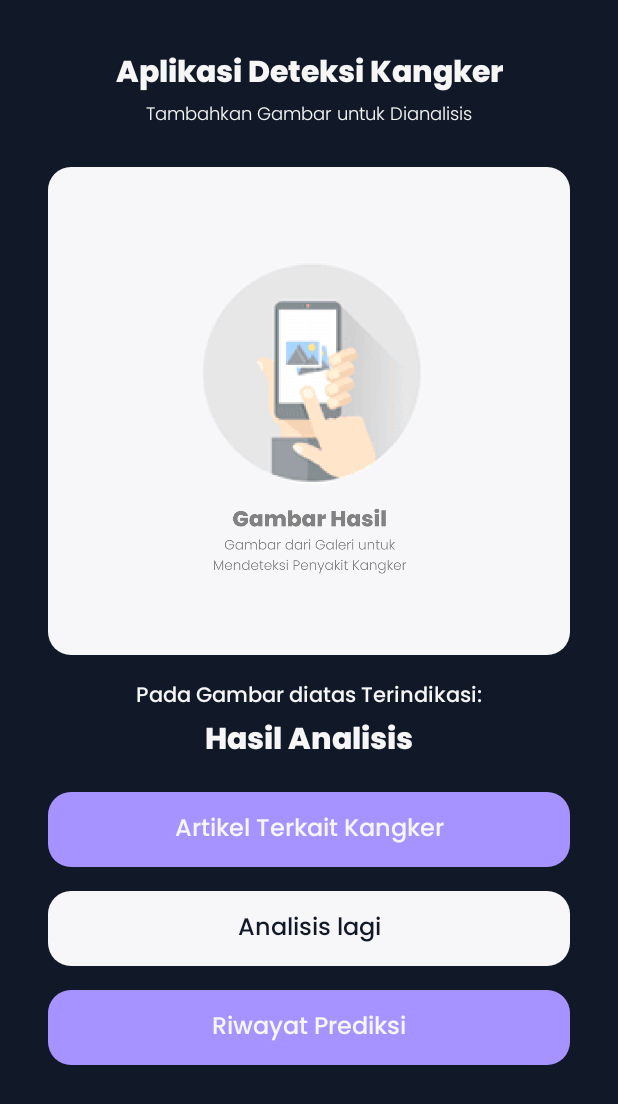
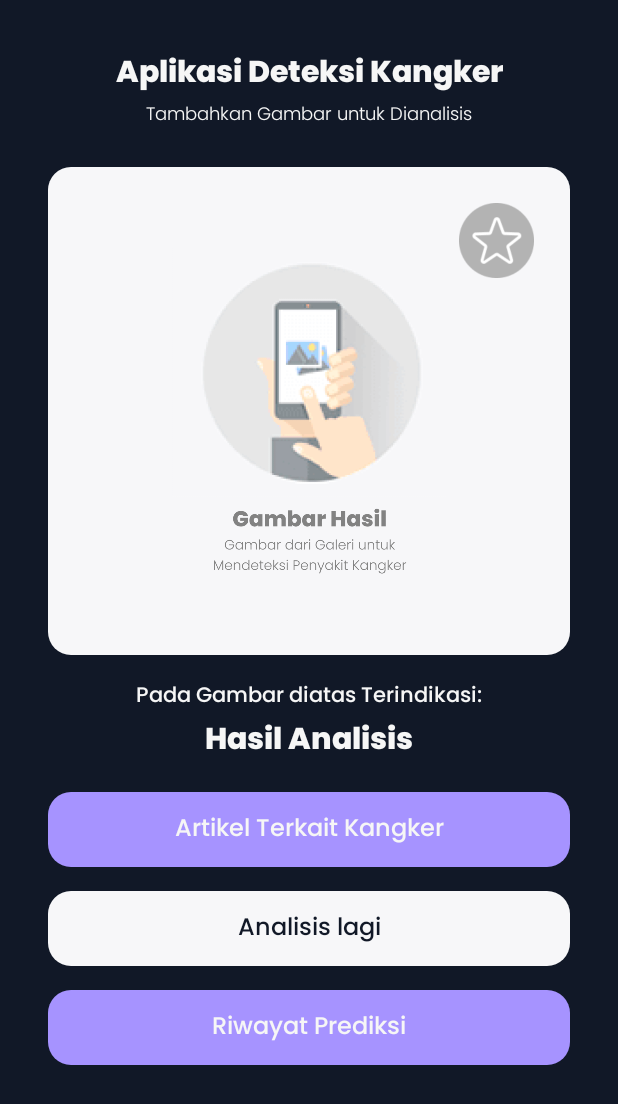
Before and after one commit to FarisAfra/SubmissionBangkitML, an Android app: the ResultActivity screen opened directly, with no data from a screen before it, on a phone screen of 412 x 824 dp. Shown: the top 1104 px of the screen. Run offline under Robolectric (Android 15) with nearby library versions, the phone set to English and light mode, and no system bars; libraries missing offline, so code that uses them is left out: org.tensorflow.lite; 1 statement that could not run was skipped.

Commit message:
Update Plus toggle favorite button

```diff
--- a/app/src/main/java/com/dicoding/asclepius/helper/ImageClassifierHelper.kt
+++ b/app/src/main/java/com/dicoding/asclepius/helper/ImageClassifierHelper.kt
@@ -19,7 +19,7 @@ import org.tensorflow.lite.task.vision.classifier.ImageClassifier
 
 class ImageClassifierHelper(
     var threshold: Float = 0.1f,
-    var maxResults: Int = 3,
+    var maxResults: Int = 1,
     val modelName: String = "cancer_classification.tflite",
     val context: Context,
     val classifierListener: ClassifierListener?
--- a/app/src/main/java/com/dicoding/asclepius/view/ResultActivity.kt
+++ b/app/src/main/java/com/dicoding/asclepius/view/ResultActivity.kt
@@ -3,7 +3,9 @@ package com.dicoding.asclepius.view
 import android.graphics.BitmapFactory
 import android.net.Uri
 import android.os.Bundle
+import android.widget.Toast
 import androidx.appcompat.app.AppCompatActivity
+import com.dicoding.asclepius.R
 import com.dicoding.asclepius.databinding.ActivityResultBinding
 import com.dicoding.asclepius.helper.ImageClassifierHelper
 import org.tensorflow.lite.task.vision.classifier.Classifications
@@ -13,6 +15,7 @@ class ResultActivity : AppCompatActivity() {
 
     private lateinit var binding: ActivityResultBinding
     private lateinit var imageClassifierHelper: ImageClassifierHelper
+    private var isFavorite = false
 
     override fun onCreate(savedInstanceState: Bundle?) {
         super.onCreate(savedInstanceState)
@@ -30,7 +33,9 @@ class ResultActivity : AppCompatActivity() {
                 context = this,
                 classifierListener = object : ImageClassifierHelper.ClassifierListener {
                     override fun onError(error: String) {
-                        // Handle error jika diperlukan
+                        runOnUiThread {
+                            Toast.makeText(this@ResultActivity, "gagal melakukan analisis pada gambar", Toast.LENGTH_SHORT).show()
+                        }
                     }
 
                     override fun onResults(
@@ -56,5 +61,22 @@ class ResultActivity : AppCompatActivity() {
 
             imageClassifierHelper.classifyImage(bitmap)
         }
+
+        binding.toggleFav.setOnCheckedChangeListener { buttonView, isChecked ->
+            isFavorite = isChecked
+            // Sesuaikan tampilan ToggleButton sesuai dengan keadaan favorit
+            updateToggleButtonBackground()
+        }
+
+        updateToggleButtonBackground()
+    }
+    private fun updateToggleButtonBackground() {
+        if (isFavorite) {
+            // Jika favorit, atur gambar latar belakang menjadi gambar saat aktif
+            binding.toggleFav.setBackgroundResource(R.drawable.favbuttonon)
+        } else {
+            // Jika tidak favorit, atur gambar latar belakang menjadi gambar saat tidak aktif
+            binding.toggleFav.setBackgroundResource(R.drawable.favbuttonoff)
+        }
     }
 }
--- a/app/src/main/res/layout/activity_result.xml
+++ b/app/src/main/res/layout/activity_result.xml
@@ -67,6 +67,21 @@
                 app:layout_constraintStart_toStartOf="parent"
                 app:layout_constraintTop_toTopOf="parent"
                 app:srcCompat="@drawable/resultimage" />
+
+            <ToggleButton
+                android:id="@+id/toggle_fav"
+                android:layout_width="50dp"
+                android:layout_height="50dp"
+                android:layout_marginTop="24dp"
+                android:layout_marginEnd="24dp"
+                android:background="@drawable/favbuttonoff"
+                android:text="ToggleButton"
+                android:focusable="false"
+                android:focusableInTouchMode="false"
+                android:textOff=" "
+                android:textOn=" "
+                app:layout_constraintEnd_toEndOf="parent"
+                app:layout_constraintTop_toTopOf="parent" />
 
         </androidx.constraintlayout.widget.ConstraintLayout>
 
```
Also changed, not shown: app/src/main/res/layout/activity_main.xml (+4 -3 lines), app/src/main/res/drawable/favbuttonoff.png (added), app/src/main/res/drawable/favbuttonon.png (added), app/src/main/res/drawable/resetimage.png.
